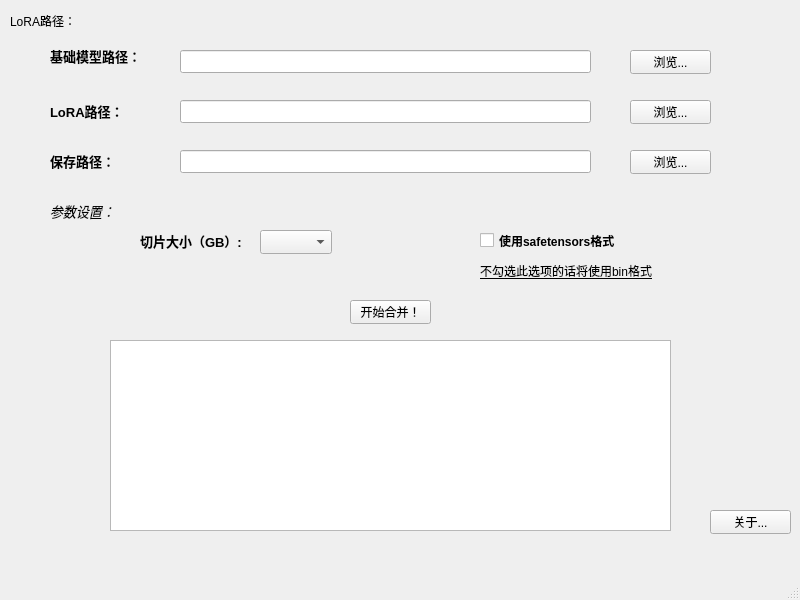
First picture: the form in src/mainwindow.ui, repository HandsomeTurtle0307/OllaMerge, before the edit.
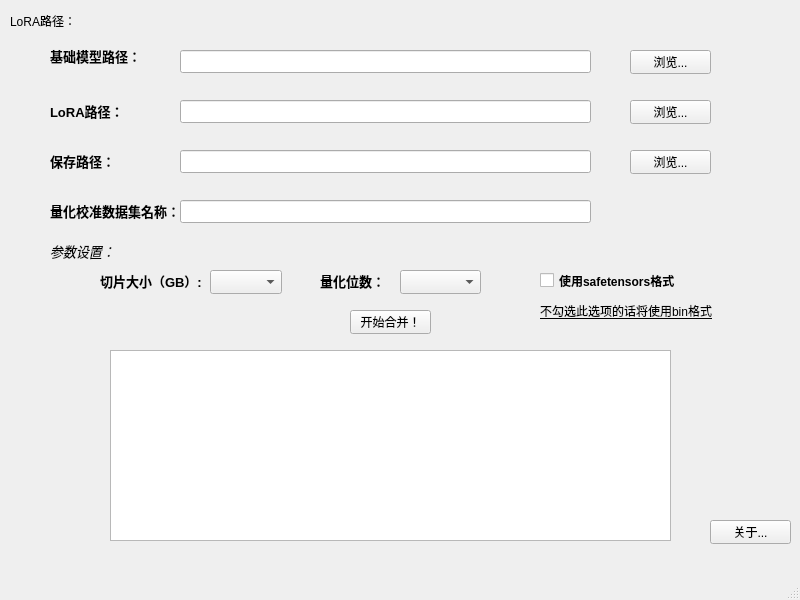
Second picture: the form after the edit.

Commit message: Add code for v2.0 Pre-Release

```diff
--- a/src/mainwindow.ui
+++ b/src/mainwindow.ui
@@ -108,7 +108,7 @@
     <property name="geometry">
      <rect>
       <x>350</x>
-      <y>300</y>
+      <y>310</y>
       <width>81</width>
       <height>24</height>
      </rect>
@@ -121,7 +121,7 @@
     <property name="geometry">
      <rect>
       <x>110</x>
-      <y>340</y>
+      <y>350</y>
       <width>561</width>
       <height>191</height>
      </rect>
@@ -137,7 +137,7 @@
     <property name="geometry">
      <rect>
       <x>710</x>
-      <y>510</y>
+      <y>520</y>
       <width>81</width>
       <height>24</height>
      </rect>
@@ -192,7 +192,7 @@
     <property name="geometry">
      <rect>
       <x>50</x>
-      <y>200</y>
+      <y>240</y>
       <width>101</width>
       <height>21</height>
      </rect>
@@ -212,8 +212,8 @@
    <widget class="QComboBox" name="spinExportSize">
     <property name="geometry">
      <rect>
-      <x>260</x>
-      <y>230</y>
+      <x>210</x>
+      <y>270</y>
       <width>72</width>
       <height>24</height>
      </rect>
@@ -222,8 +222,8 @@
    <widget class="QCheckBox" name="chkSafetensors">
     <property name="geometry">
      <rect>
-      <x>480</x>
-      <y>230</y>
+      <x>540</x>
+      <y>270</y>
       <width>161</width>
       <height>21</height>
      </rect>
@@ -241,8 +241,8 @@
    <widget class="QLabel" name="label_5">
     <property name="geometry">
      <rect>
-      <x>140</x>
-      <y>230</y>
+      <x>100</x>
+      <y>270</y>
       <width>101</width>
       <height>21</height>
      </rect>
@@ -260,8 +260,8 @@
    <widget class="QLabel" name="label_6">
     <property name="geometry">
      <rect>
-      <x>480</x>
-      <y>260</y>
+      <x>540</x>
+      <y>300</y>
       <width>181</width>
       <height>21</height>
      </rect>
@@ -298,6 +298,64 @@
      <string>LoRA路径：</string>
     </property>
    </widget>
+   <widget class="QLabel" name="label_7">
+    <property name="geometry">
+     <rect>
+      <x>320</x>
+      <y>270</y>
+      <width>101</width>
+      <height>21</height>
+     </rect>
+    </property>
+    <property name="font">
+     <font>
+      <pointsize>10</pointsize>
+      <bold>true</bold>
+     </font>
+    </property>
+    <property name="text">
+     <string>量化位数：</string>
+    </property>
+   </widget>
+   <widget class="QComboBox" name="comboQuantBit">
+    <property name="geometry">
+     <rect>
+      <x>400</x>
+      <y>270</y>
+      <width>81</width>
+      <height>24</height>
+     </rect>
+    </property>
+   </widget>
+   <widget class="QLineEdit" name="quantDatasetLineEdit">
+    <property name="geometry">
+     <rect>
+      <x>180</x>
+      <y>200</y>
+      <width>411</width>
+      <height>23</height>
+     </rect>
+    </property>
+   </widget>
+   <widget class="QLabel" name="label_8">
+    <property name="geometry">
+     <rect>
+      <x>50</x>
+      <y>200</y>
+      <width>131</width>
+      <height>21</height>
+     </rect>
+    </property>
+    <property name="font">
+     <font>
+      <pointsize>10</pointsize>
+      <bold>true</bold>
+     </font>
+    </property>
+    <property name="text">
+     <string>量化校准数据集名称：</string>
+    </property>
+   </widget>
   </widget>
   <widget class="QStatusBar" name="statusbar"/>
  </widget>
```
